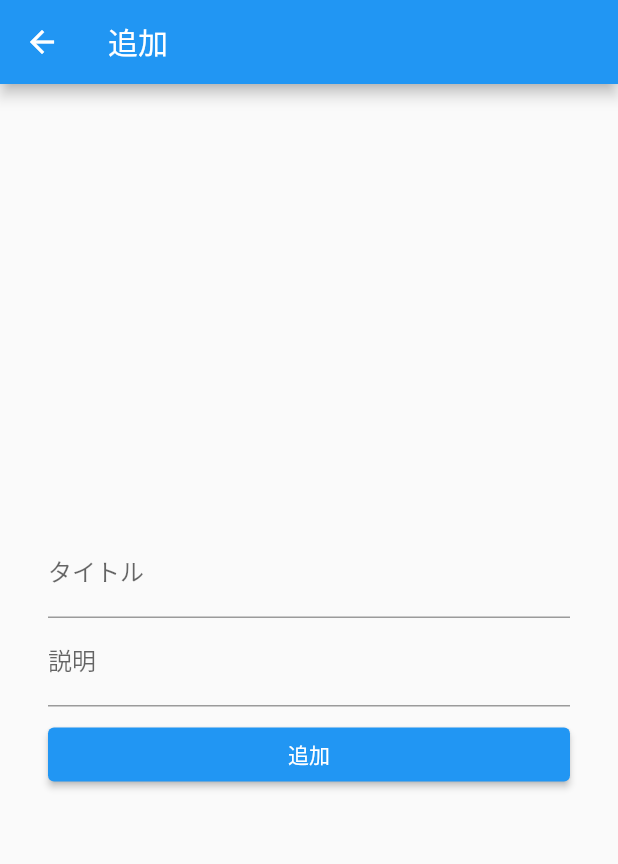
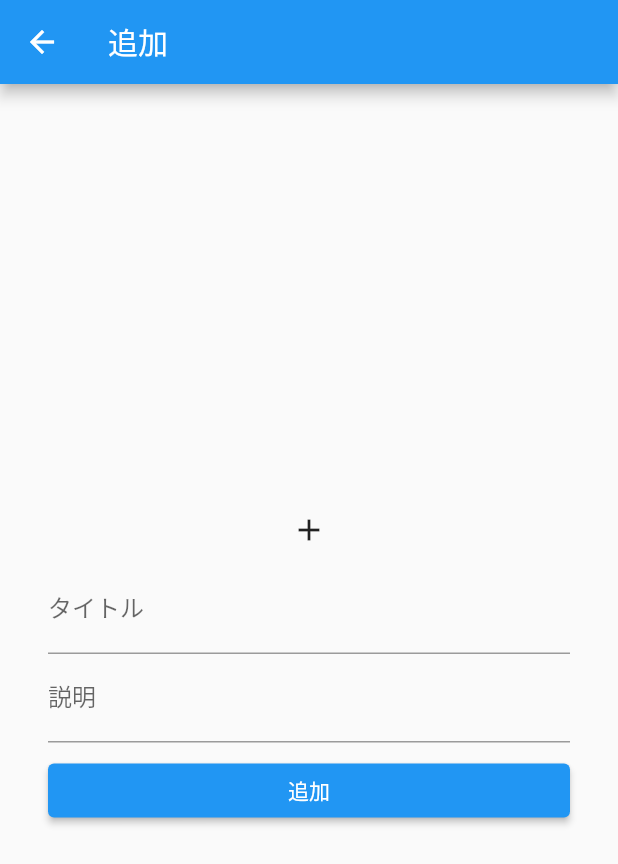
Before and after one commit to kitashio/mycolle_test_app, a Flutter app: the AddItemPage screen opened directly, on a phone screen of 412 x 824 dp. Shown: the top 864 px of the screen. Run offline on Flutter 3.47's test engine with Material 2 defaults, Android fonts, the phone set to English and light mode, and no system bars; our stand-ins replace cloud_firestore, firebase_core, image_picker; accounts and stored records are empty.

Commit message:
画像データ保存

```diff
--- a/lib/add_page.dart
+++ b/lib/add_page.dart
@@ -1,5 +1,7 @@
+import 'dart:io';
 import 'package:cloud_firestore/cloud_firestore.dart';
 import 'package:flutter/material.dart';
+import 'package:image_picker/image_picker.dart';
 
 class AddItemPage extends StatefulWidget {
 
@@ -10,6 +12,10 @@ class AddItemPage extends StatefulWidget {
 class _AddItemPageState extends State<AddItemPage> {
   String title = '';
   String describe = '';
+  String imgURL = '';
+
+  late File _image;
+  final picker = ImagePicker();
 
   @override
   Widget build(BuildContext context) {
@@ -23,6 +29,17 @@ class _AddItemPageState extends State<AddItemPage> {
           child: Column(
             mainAxisAlignment: MainAxisAlignment.center,
             children: <Widget>[
+              //画像アップデート
+              IconButton(
+                onPressed: () async {
+                  final pickedFile = await picker.getImage(source: ImageSource.gallery);
+
+                  setState(() {
+                    _image = File(imgURL);
+                  });
+                },
+                icon: Icon(Icons.add),
+              ),
               // 投稿メッセージ入力
               TextFormField(
                 decoration: InputDecoration(labelText: 'タイトル'),
@@ -59,7 +76,7 @@ class _AddItemPageState extends State<AddItemPage> {
                       'describe': describe,
                     });
                     // 1つ前の画面に戻る
-                    Navigator.of(context).pop();
+                    Navigator.of(context).pop(_image);
                   },
                 ),
               )
--- a/lib/items_page.dart
+++ b/lib/items_page.dart
@@ -1,4 +1,5 @@
 import 'package:cloud_firestore/cloud_firestore.dart';
+import 'package:image_picker/image_picker.dart';
 import 'package:flutter/material.dart';
 import 'add_page.dart';
 
@@ -37,6 +38,11 @@ class _MyHomePageState extends State<MyHomePage> {
                     children: documents.map((document) {
                       return Card(
                         child: ListTile(
+                          // leading: Container(
+                          //     width: 300,
+                          //     child: _image == null
+                          //         ? Text('No image selected.')
+                          //         : Image.file(image)),
                           title: Text(document['title']),
                           subtitle: Text(document['describe']),
                         ),
--- a/pubspec.yaml
+++ b/pubspec.yaml
@@ -37,6 +37,9 @@ dependencies:
 
   firebase_core: ^1.10.3
   cloud_firestore: ^3.1.2
+  firebase_storage: ^10.2.3
+
+  image_picker: ^0.8.4+4
 
 dev_dependencies:
   flutter_test:
```
Also changed, not shown: pubspec.lock, 2 other files.
